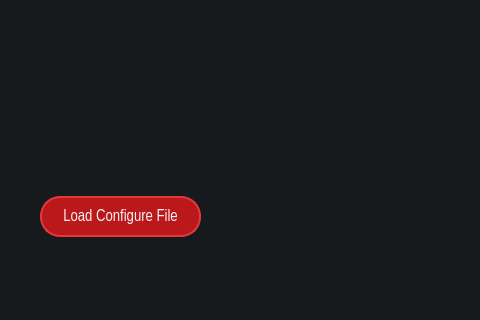
Above: main-page.ui from heidariarash/NN2GUI before the change; both pictures show x 0 to 480 and y 383 to 703 of the 946 by 703 pixel window. Below: the same form after it.
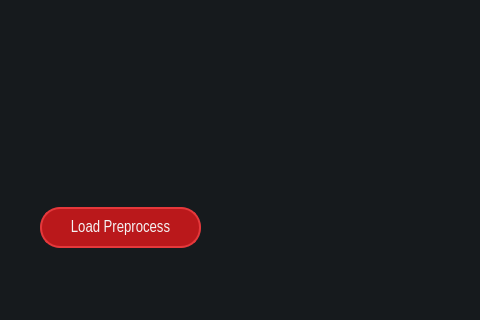
That is the form after the change. Icons and pictures are not drawn.

Commit message: main window name update

```diff
--- a/main-page.ui
+++ b/main-page.ui
@@ -96,7 +96,7 @@
     <property name="geometry">
      <rect>
       <x>40</x>
-      <y>579</y>
+      <y>590</y>
       <width>161</width>
       <height>41</height>
      </rect>
@@ -124,7 +124,7 @@
 }</string>
     </property>
     <property name="text">
-     <string>Load Configure File</string>
+     <string>Load Preprocess</string>
     </property>
     <property name="icon">
      <iconset theme="upload">
```
Left out of the diff: 8 changed lines with no effect on the pictures.
